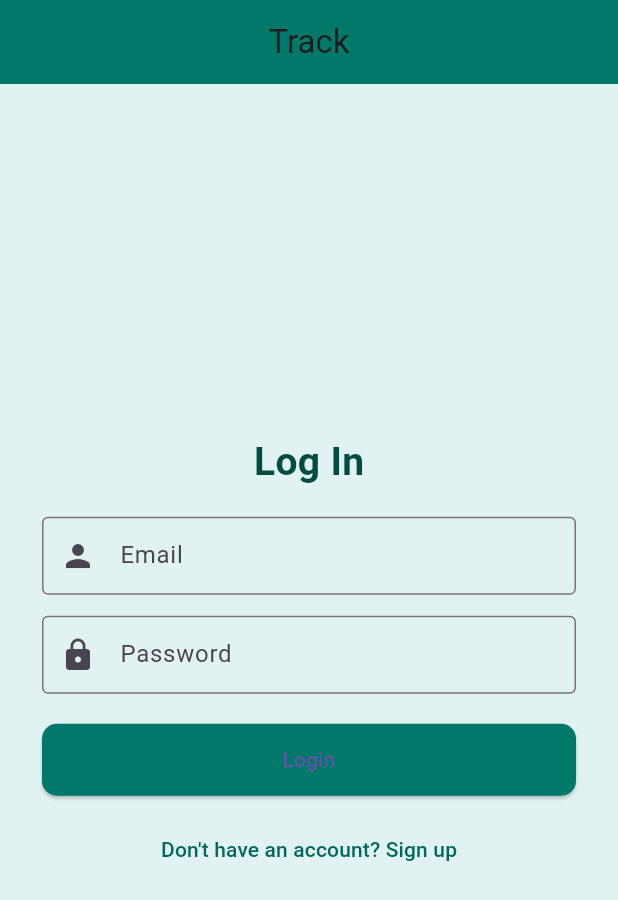
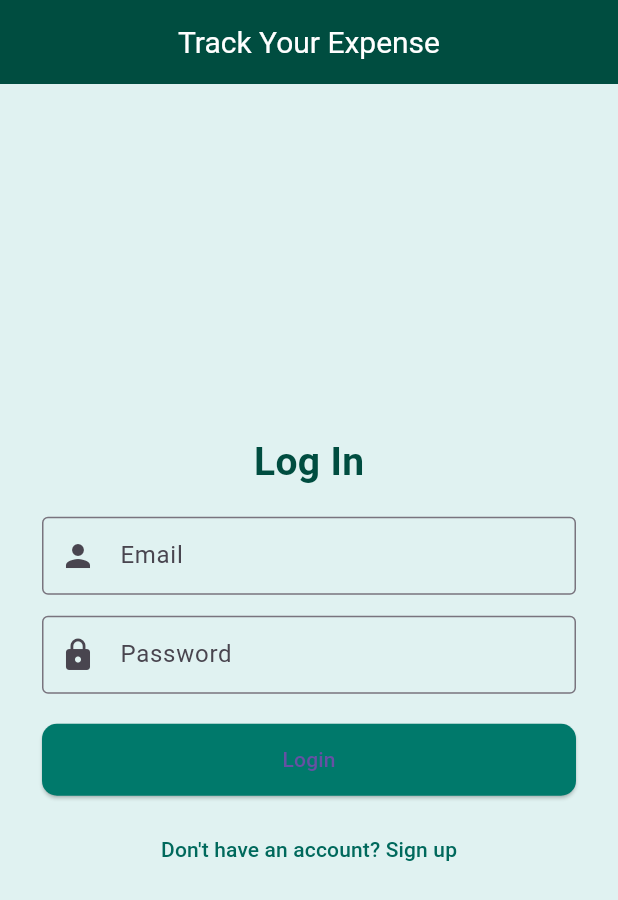
Before and after one commit to emon047/Tracksy, a Flutter app: the screen it shows after launch, on a phone screen of 412 x 824 dp. Shown: the top 900 px of the screen. Run offline on Flutter 3.47's test engine with Material 3 defaults, Android fonts, the phone set to English and light mode, and no system bars; our stand-ins replace fl_chart, supabase_flutter; accounts and stored records are empty.

Commit message:
Updated project with latest changes

```diff
--- a/lib/screens/home_page.dart
+++ b/lib/screens/home_page.dart
@@ -64,7 +64,8 @@ class _HomePageState extends State<HomePage> {
 
     return Scaffold(
       appBar: AppBar(
-        title: const Text('TrackSy'),
+        title: const Text('TrackSy',
+        style: TextStyle(color: Colors.white,fontSize: 20),),
         backgroundColor: tealDark,
         actions: [
           IconButton(
--- a/lib/screens/login_page.dart
+++ b/lib/screens/login_page.dart
@@ -22,8 +22,9 @@ class _LoginPageState extends State<LoginPage> {
 
     return Scaffold(
       appBar: AppBar(
-        title: const Text('Track'),
-        backgroundColor: Colors.teal.shade700,
+        title: const Text('Track Your Expense',
+        style: TextStyle(color: Colors.white,fontSize: 20),),
+        backgroundColor: Colors.teal.shade900,
         centerTitle: true,
       ),
       body: Center(
```
